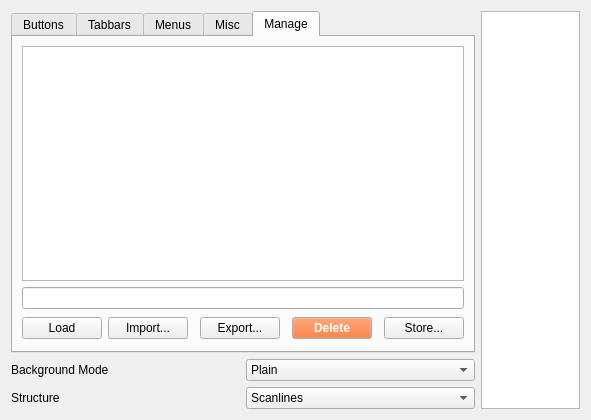
deiv/bespin-pkg, file config/config.ui: the form before one commit.
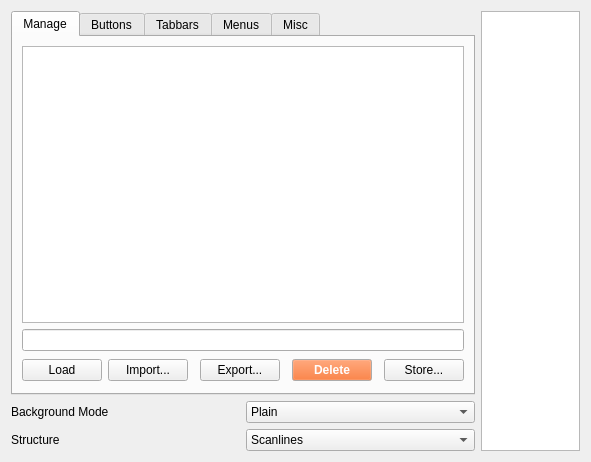
The form after the commit. The open tabs and pages were chosen to show the change.

Commit message: large rebuild in the config dialog - it's now only bespin; adjusted some geometry settings for btns

The edit to the form file:
```diff
--- a/config/config.ui
+++ b/config/config.ui
@@ -6,7 +6,7 @@
     <x>0</x>
     <y>0</y>
     <width>591</width>
-    <height>420</height>
+    <height>462</height>
    </rect>
   </property>
   <property name="windowTitle" >
@@ -18,6 +18,182 @@
      <property name="currentIndex" >
       <number>3</number>
      </property>
+     <widget class="QWidget" name="Seite_3" >
+      <attribute name="title" >
+       <string>Manage</string>
+      </attribute>
+      <layout class="QGridLayout" >
+       <item row="0" column="0" colspan="8" >
+        <widget class="QListWidget" name="store" >
+         <property name="alternatingRowColors" >
+          <bool>true</bool>
+         </property>
+         <property name="selectionBehavior" >
+          <enum>QAbstractItemView::SelectItems</enum>
+         </property>
+         <property name="resizeMode" >
+          <enum>QListView::Adjust</enum>
+         </property>
+         <property name="uniformItemSizes" >
+          <bool>true</bool>
+         </property>
+         <property name="selectionRectVisible" >
+          <bool>true</bool>
+         </property>
+         <property name="sortingEnabled" >
+          <bool>false</bool>
+         </property>
+        </widget>
+       </item>
+       <item row="1" column="0" colspan="8" >
+        <widget class="QLineEdit" name="storeLine" />
+       </item>
+       <item row="2" column="0" >
+        <widget class="QPushButton" name="btnRestore" >
+         <property name="text" >
+          <string>Load</string>
+         </property>
+        </widget>
+       </item>
+       <item row="2" column="1" >
+        <widget class="QPushButton" name="btnImport" >
+         <property name="text" >
+          <string>Import...</string>
+         </property>
+        </widget>
+       </item>
+       <item row="2" column="2" >
+        <spacer>
+         <property name="orientation" >
+          <enum>Qt::Horizontal</enum>
+         </property>
+         <property name="sizeHint" >
+          <size>
+           <width>16</width>
+           <height>27</height>
+          </size>
+         </property>
+        </spacer>
+       </item>
+       <item row="2" column="3" >
+        <widget class="QPushButton" name="btnExport" >
+         <property name="text" >
+          <string>Export...</string>
+         </property>
+        </widget>
+       </item>
+       <item row="2" column="4" >
+        <spacer>
+         <property name="orientation" >
+          <enum>Qt::Horizontal</enum>
+         </property>
+         <property name="sizeHint" >
+          <size>
+           <width>31</width>
+           <height>27</height>
+          </size>
+         </property>
+        </spacer>
+       </item>
+       <item row="2" column="5" >
+        <widget class="QPushButton" name="btnDelete" >
+         <property name="palette" >
+          <palette>
+           <active>
+            <colorrole role="Button" >
+             <brush brushstyle="SolidPattern" >
+              <color alpha="255" >
+               <red>255</red>
+               <green>85</green>
+               <blue>0</blue>
+              </color>
+             </brush>
+            </colorrole>
+            <colorrole role="ButtonText" >
+             <brush brushstyle="SolidPattern" >
+              <color alpha="255" >
+               <red>255</red>
+               <green>255</green>
+               <blue>255</blue>
+              </color>
+             </brush>
+            </colorrole>
+           </active>
+           <inactive>
+            <colorrole role="Button" >
+             <brush brushstyle="SolidPattern" >
+              <color alpha="255" >
+               <red>255</red>
+               <green>85</green>
+               <blue>0</blue>
+              </color>
+             </brush>
+            </colorrole>
+            <colorrole role="ButtonText" >
+             <brush brushstyle="SolidPattern" >
+              <color alpha="255" >
+               <red>255</red>
+               <green>255</green>
+               <blue>255</blue>
+              </color>
+             </brush>
+            </colorrole>
+           </inactive>
+           <disabled>
+            <colorrole role="Button" >
+             <brush brushstyle="SolidPattern" >
+              <color alpha="255" >
+               <red>255</red>
+               <green>85</green>
+               <blue>0</blue>
+              </color>
+             </brush>
+            </colorrole>
+            <colorrole role="ButtonText" >
+             <brush brushstyle="SolidPattern" >
+              <color alpha="255" >
+               <red>128</red>
+               <green>128</green>
+               <blue>128</blue>
+              </color>
+             </brush>
+            </colorrole>
+           </disabled>
+          </palette>
+         </property>
+         <property name="font" >
+          <font>
+           <weight>75</weight>
+           <bold>true</bold>
+          </font>
+         </property>
+         <property name="text" >
+          <string>Delete</string>
+         </property>
+        </widget>
+       </item>
+       <item row="2" column="6" >
+        <spacer>
+         <property name="orientation" >
+          <enum>Qt::Horizontal</enum>
+         </property>
+         <property name="sizeHint" >
+          <size>
+           <width>31</width>
+           <height>27</height>
+          </size>
+         </property>
+        </spacer>
+       </item>
+       <item row="2" column="7" >
+        <widget class="QPushButton" name="btnStore" >
+         <property name="text" >
+          <string>Store...</string>
+         </property>
+        </widget>
+       </item>
+      </layout>
+     </widget>
      <widget class="QWidget" name="tab" >
       <attribute name="title" >
        <string>Buttons</string>
@@ -491,181 +667,15 @@
          </property>
         </widget>
        </item>
-      </layout>
-     </widget>
-     <widget class="QWidget" name="Seite_3" >
-      <attribute name="title" >
-       <string>Manage</string>
-      </attribute>
-      <layout class="QGridLayout" >
-       <item row="0" column="0" colspan="8" >
-        <widget class="QListWidget" name="store" >
-         <property name="alternatingRowColors" >
-          <bool>true</bool>
-         </property>
-         <property name="selectionBehavior" >
-          <enum>QAbstractItemView::SelectItems</enum>
-         </property>
-         <property name="resizeMode" >
-          <enum>QListView::Adjust</enum>
-         </property>
-         <property name="uniformItemSizes" >
-          <bool>true</bool>
-         </property>
-         <property name="selectionRectVisible" >
-          <bool>true</bool>
-         </property>
-         <property name="sortingEnabled" >
-          <bool>false</bool>
-         </property>
-        </widget>
-       </item>
-       <item row="1" column="0" colspan="8" >
-        <widget class="QLineEdit" name="storeLine" />
-       </item>
-       <item row="2" column="0" >
-        <widget class="QPushButton" name="btnRestore" >
+       <item row="3" column="0" colspan="2" >
+        <widget class="QLabel" name="label_19" >
          <property name="text" >
-          <string>Load</string>
+          <string>Itemview Header color role</string>
          </property>
         </widget>
        </item>
-       <item row="2" column="1" >
-        <widget class="QPushButton" name="btnImport" >
-         <property name="text" >
-          <string>Import...</string>
-         </property>
-        </widget>
-       </item>
-       <item row="2" column="2" >
-        <spacer>
-         <property name="orientation" >
-          <enum>Qt::Horizontal</enum>
-         </property>
-         <property name="sizeHint" >
-          <size>
-           <width>16</width>
-           <height>27</height>
-          </size>
-         </property>
-        </spacer>
-       </item>
-       <item row="2" column="3" >
-        <widget class="QPushButton" name="btnExport" >
-         <property name="text" >
-          <string>Export...</string>
-         </property>
-        </widget>
-       </item>
-       <item row="2" column="4" >
-        <spacer>
-         <property name="orientation" >
-          <enum>Qt::Horizontal</enum>
-         </property>
-         <property name="sizeHint" >
-          <size>
-           <width>31</width>
-           <height>27</height>
-          </size>
-         </property>
-        </spacer>
-       </item>
-       <item row="2" column="5" >
-        <widget class="QPushButton" name="btnDelete" >
-         <property name="palette" >
-          <palette>
-           <active>
-            <colorrole role="Button" >
-             <brush brushstyle="SolidPattern" >
-              <color alpha="255" >
-               <red>255</red>
-               <green>85</green>
-               <blue>0</blue>
-              </color>
-             </brush>
-            </colorrole>
-            <colorrole role="ButtonText" >
-             <brush brushstyle="SolidPattern" >
-              <color alpha="255" >
-               <red>255</red>
-               <green>255</green>
-               <blue>255</blue>
-              </color>
-             </brush>
-            </colorrole>
-           </active>
-           <inactive>
-            <colorrole role="Button" >
-             <brush brushstyle="SolidPattern" >
-              <color alpha="255" >
-               <red>255</red>
-               <green>85</green>
-               <blue>0</blue>
-              </color>
-             </brush>
-            </colorrole>
-            <colorrole role="ButtonText" >
-             <brush brushstyle="SolidPattern" >
-              <color alpha="255" >
-               <red>255</red>
-               <green>255</green>
-               <blue>255</blue>
-              </color>
-             </brush>
-            </colorrole>
-           </inactive>
-           <disabled>
-            <colorrole role="Button" >
-             <brush brushstyle="SolidPattern" >
-              <color alpha="255" >
-               <red>255</red>
-               <green>85</green>
-               <blue>0</blue>
-              </color>
-             </brush>
-            </colorrole>
-            <colorrole role="ButtonText" >
-             <brush brushstyle="SolidPattern" >
-              <color alpha="255" >
-               <red>128</red>
-               <green>128</green>
-               <blue>128</blue>
-              </color>
-             </brush>
-            </colorrole>
-           </disabled>
-          </palette>
-         </property>
-         <property name="font" >
-          <font>
-           <weight>75</weight>
-           <bold>true</bold>
-          </font>
-         </property>
-         <property name="text" >
-          <string>Delete</string>
-         </property>
-        </widget>
-       </item>
-       <item row="2" column="6" >
-        <spacer>
-         <property name="orientation" >
-          <enum>Qt::Horizontal</enum>
-         </property>
-         <property name="sizeHint" >
-          <size>
-           <width>31</width>
-           <height>27</height>
-          </size>
-         </property>
-        </spacer>
-       </item>
-       <item row="2" column="7" >
-        <widget class="QPushButton" name="btnStore" >
-         <property name="text" >
-          <string>Store...</string>
-         </property>
-        </widget>
+       <item row="3" column="2" colspan="3" >
+        <widget class="QComboBox" name="headerRole" />
        </item>
       </layout>
      </widget>
```
Left out of the diff: 2 changed lines with no effect on the pictures. The commit also changes 6 other files.
